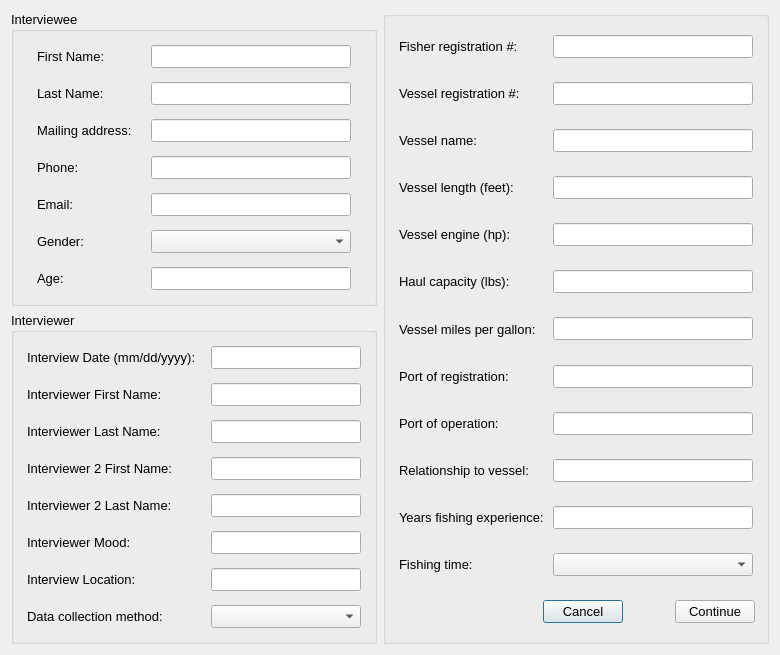
This is oom_st_kitts_nevis/Interview/interviewstart.ui in Ecotrust/openoceanmap-desktop as Qt 5 draws it before an edit. The edited form follows.
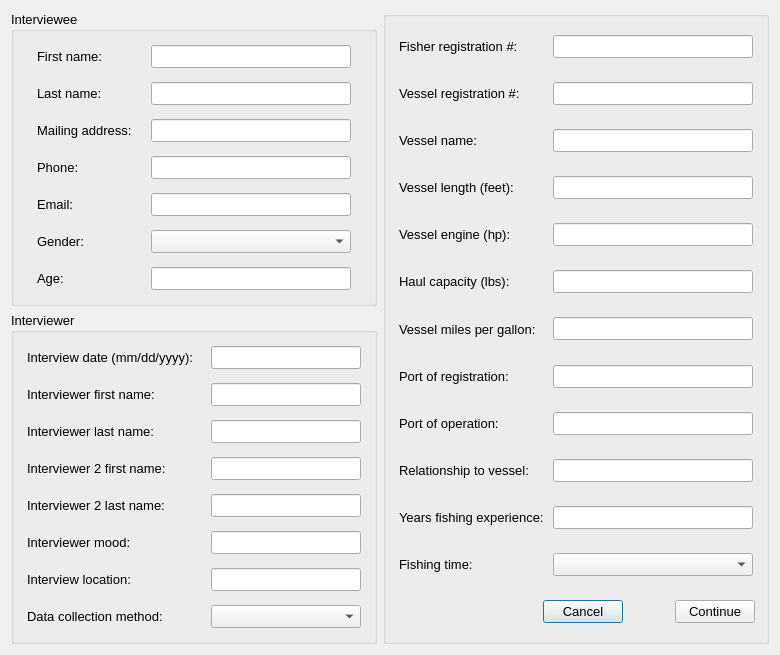
This is the edited form.

Patch:
```diff
--- a/oom_st_kitts_nevis/Interview/interviewstart.ui
+++ b/oom_st_kitts_nevis/Interview/interviewstart.ui
@@ -55,7 +55,7 @@
                   </size>
                  </property>
                  <property name="text" >
-                  <string>First Name:</string>
+                  <string>First name:</string>
                  </property>
                 </widget>
                </item>
@@ -108,7 +108,7 @@
                   </size>
                  </property>
                  <property name="text" >
-                  <string>Last Name:</string>
+                  <string>Last name:</string>
                  </property>
                 </widget>
                </item>
@@ -443,7 +443,7 @@
                   </size>
                  </property>
                  <property name="text" >
-                  <string>Interview Date (mm/dd/yyyy):</string>
+                  <string>Interview date (mm/dd/yyyy):</string>
                  </property>
                 </widget>
                </item>
@@ -496,7 +496,7 @@
                   </size>
                  </property>
                  <property name="text" >
-                  <string>Interviewer First Name:</string>
+                  <string>Interviewer first name:</string>
                  </property>
                 </widget>
                </item>
@@ -549,7 +549,7 @@
                   </size>
                  </property>
                  <property name="text" >
-                  <string>Interviewer Last Name:</string>
+                  <string>Interviewer last name:</string>
                  </property>
                 </widget>
                </item>
@@ -602,7 +602,7 @@
                   </size>
                  </property>
                  <property name="text" >
-                  <string>Interviewer 2 First Name:</string>
+                  <string>Interviewer 2 first name:</string>
                  </property>
                 </widget>
                </item>
@@ -655,7 +655,7 @@
                   </size>
                  </property>
                  <property name="text" >
-                  <string>Interviewer 2 Last Name:</string>
+                  <string>Interviewer 2 last name:</string>
                  </property>
                 </widget>
                </item>
@@ -708,7 +708,7 @@
                   </size>
                  </property>
                  <property name="text" >
-                  <string>Interviewer Mood:</string>
+                  <string>Interviewer mood:</string>
                  </property>
                 </widget>
                </item>
@@ -761,7 +761,7 @@
                   </size>
                  </property>
                  <property name="text" >
-                  <string>Interview Location:</string>
+                  <string>Interview location:</string>
                  </property>
                 </widget>
                </item>
```
